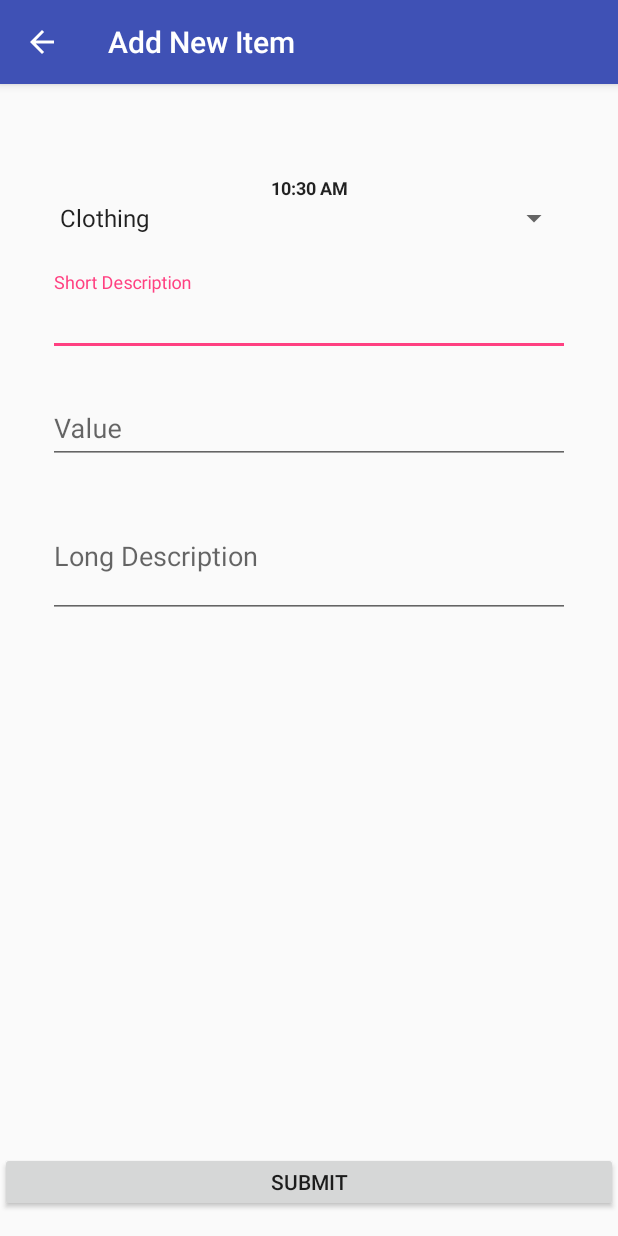
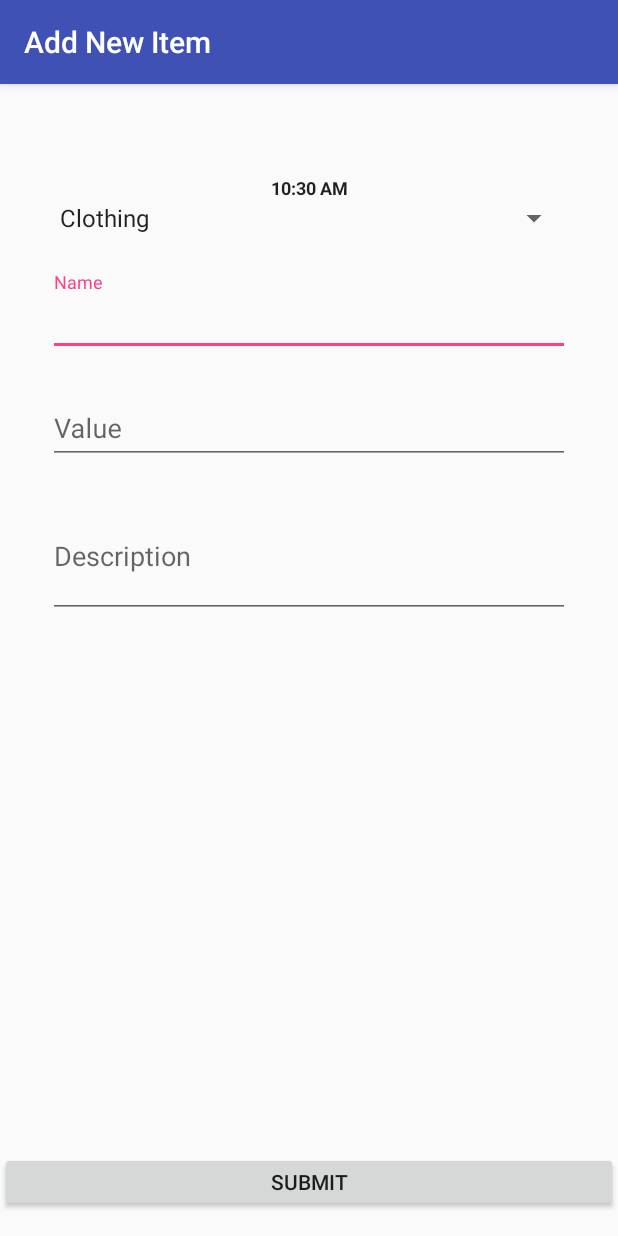
Before and after one commit to team-splash/cs-2340, an Android app: the LocationDetail screen opened directly, with no data from a screen before it, after a tap on an icon or button, on a phone screen of 412 x 824 dp. Run offline under Robolectric (Android 15) with nearby library versions, the phone set to English and light mode, and no system bars; 12 statements that could not run were skipped.

```diff
--- a/donationTracker/app/src/main/java/com/example/teamsplash/donationtracker/controller/AddItemActivity.java
+++ b/donationTracker/app/src/main/java/com/example/teamsplash/donationtracker/controller/AddItemActivity.java
@@ -17,15 +17,12 @@
 import com.example.teamsplash.donationtracker.model.ItemType;
 import com.example.teamsplash.donationtracker.model.Items;
 import com.example.teamsplash.donationtracker.model.Location;
-import com.example.teamsplash.donationtracker.model.Locations;
-
-import org.w3c.dom.Text;
 
 public class AddItemActivity extends AppCompatActivity implements View.OnClickListener {
     private TextClock clock;
     private TextView currLoc;
     // Location of Item
-    private Location currLocation;
+    private Location loc;
     // Short Description of Item
     private EditText desc;
     // Full Description of Item
@@ -34,29 +31,15 @@
     private EditText value;
     // Category (clothing, hat, kitchen, electronics, household, other)
     private Spinner category;
-    // Comments (optional)
-    // private EditText comments;
-    // Picture (optional)
-    // private EditText picture;
     private Button addItemBtn;
-    private Location loc;
 
     @Override
     protected void onCreate(Bundle savedInstanceState) {
         super.onCreate(savedInstanceState);
         setContentView(R.layout.add_item_activity);
         loc = (Location) getIntent().getSerializableExtra("LOCATION");
-
-        clock = findViewById(R.id.textClock);
-
-        Locations locations = Locations.getInstance();
-        currLocation = locations.getCurrentLocation();
         currLoc = findViewById(R.id.location_name);
-        currLoc.setText(currLocation.getName());
-
-        desc = findViewById(R.id.shortDescription);
-        fullDesc = findViewById(R.id.longDescription);
-        value = findViewById(R.id.value);
+        currLoc.setText(loc.getName());
 
         category = findViewById(R.id.itemType);
         ArrayAdapter<Enum> adapter = new ArrayAdapter(this,android.R.layout.simple_spinner_item, ItemType.values());
@@ -68,22 +51,29 @@
     }
 
     public void onClick(View v) {
+        if (v.getId() == R.id.addItemBtn) {
             Items items = Items.getInstance();
+
+            clock = findViewById(R.id.textClock);
+            desc = findViewById(R.id.shortDescription);
+            fullDesc = findViewById(R.id.longDescription);
+            value = findViewById(R.id.value);
 
             CharSequence time = clock.getFormat12Hour();
             String description = desc.getText().toString();
             String longDescription = fullDesc.getText().toString();
             double val = Double.parseDouble(value.getText().toString());
             ItemType itemtype = (ItemType) category.getSelectedItem();
-        Item newItem = new Item(time, currLocation, description, longDescription, val, itemtype);
+
+            Item newItem = new Item(time, loc, description, longDescription, val, itemtype);
 
             if(items.contains(newItem)) {
                 Toast.makeText(this.getBaseContext(), "Item already exists",
                         Toast.LENGTH_LONG).show();
             } else {
                 items.add(newItem);
-            items.setCurrentItem(newItem);
                 finish();
             }
         }
     }
+}
--- a/donationTracker/app/src/main/java/com/example/teamsplash/donationtracker/controller/ItemFragment.java
+++ b/donationTracker/app/src/main/java/com/example/teamsplash/donationtracker/controller/ItemFragment.java
@@ -16,6 +16,7 @@
 import com.example.teamsplash.donationtracker.model.Item;
 import com.example.teamsplash.donationtracker.model.Items;
 import com.example.teamsplash.donationtracker.model.Location;
+import com.example.teamsplash.donationtracker.model.Locations;
 
 import java.util.List;
 
@@ -24,7 +25,7 @@
     public View onCreateView(LayoutInflater inflater, ViewGroup container,
                              Bundle savedInstanceState) {
 
-        View fragment = inflater.inflate(R.layout.item_fragment, container, false);
+        View fragment = inflater.inflate(R.layout.item_list, container, false);
 
         Location location = (Location) getArguments().getSerializable("LOCATION");
 
@@ -57,7 +58,7 @@
         private final List<Item> items;
 
         public ItemsList(LayoutInflater inflater, List<Item> donationItems) {
-            super(inflater.getContext(), R.layout.items_fragment, donationItems);
+            super(inflater.getContext(), R.layout.item_fragment, donationItems);
             this.inflater = inflater;
             this.items = donationItems;
         }
@@ -65,7 +66,7 @@
         @Override
         public View getView(int position, View view, ViewGroup parent) {
             Item item = items.get(position);
-            View rowView= inflater.inflate(R.layout.items_fragment, null, true);
+            View rowView= inflater.inflate(R.layout.item_fragment, null, true);
             TextView name = rowView.findViewById(R.id.name);
             TextView price = rowView.findViewById(R.id.value);
             name.setText(item.getDesc());
--- a/donationTracker/app/src/main/java/com/example/teamsplash/donationtracker/controller/LocationDetail.java
+++ b/donationTracker/app/src/main/java/com/example/teamsplash/donationtracker/controller/LocationDetail.java
@@ -14,6 +14,7 @@
 
 public class LocationDetail extends AppCompatActivity {
     private Location location;
+    TextView inventoryStatus;
 
     @Override
     protected void onCreate(Bundle savedInstanceState) {
@@ -31,7 +32,6 @@
 
         Locations.getInstance().setCurrentLocation(location);
 
-        final String name = location.getName();
         final String type = location.getLocationType();
         final String longitude = Double.toString(location.getLongitude());
         final String latitude = Double.toString(location.getLatitude());
@@ -40,8 +40,10 @@
         final String state = location.getState();
         final String zip = location.getZip();
         final String phone = location.getPhoneNumber();
+        final String wholeAddress = address + "\n" + city + ", " + state + ", " + zip;
 
-        final String wholeAddress = address + "\n" + city + ", " + state + ", " + zip;
+        inventoryStatus = findViewById(R.id.nullInventory);
+
         TextView loc = findViewById(R.id.location);
         loc.setText(wholeAddress);
 
@@ -52,15 +54,12 @@
         String fullCoords = latitude + "/" + longitude;
         coords.setText(fullCoords);
 
-        TextView nameView = findViewById(R.id.name);
-        nameView.setText(name);
-
         TextView loctype = findViewById(R.id.type);
         loctype.setText(type);
 
-        FloatingActionButton donateButton = findViewById(R.id.addButton);
+        FloatingActionButton addItemButton = findViewById(R.id.addButton);
 
-        donateButton.setOnClickListener(new View.OnClickListener() {
+        addItemButton.setOnClickListener(new View.OnClickListener() {
             @Override
             public void onClick(View v) {
                 Intent intent = new Intent(LocationDetail.this, AddItemActivity.class);
@@ -73,9 +72,9 @@
     }
 
     private void inflateInitialFragment() {
-        if(findViewById(R.id.item_fragment_container) == null)
+        if (findViewById(R.id.item_fragment_container) == null) {
             return;
-        // set initial fragment layout to the home view
+        }
         ItemFragment fragment = new ItemFragment();
         Bundle args = new Bundle();
         args.putSerializable("LOCATION", location);
--- a/donationTracker/app/src/main/res/layout/add_item_activity.xml
+++ b/donationTracker/app/src/main/res/layout/add_item_activity.xml
@@ -13,7 +13,9 @@
         android:isScrollContainer="true"
         android:orientation="vertical"
         tools:layout_editor_absoluteX="0dp"
-        tools:layout_editor_absoluteY="140dp">
+        tools:layout_editor_absoluteY="140dp"
+        app:layout_constraintBottom_toTopOf="@+id/addItemBtn"
+        app:layout_constraintTop_toTopOf="parent">
 
         <LinearLayout
             android:layout_width="match_parent"
@@ -90,7 +92,7 @@
                     android:layout_width="match_parent"
                     android:layout_height="80sp"
                     android:hint="@string/long_description"
-                    android:inputType="textLongMessage"
+                    android:inputType="textMultiLine"
                     android:maxLines="4" />
             </android.support.design.widget.TextInputLayout>
         </LinearLayout>
--- a/donationTracker/app/src/main/res/values/strings.xml
+++ b/donationTracker/app/src/main/res/values/strings.xml
@@ -38,8 +38,8 @@
     <string name="long_desc">DESCRIPTION</string>
     <string name="value">PRICE</string>
 
-    <string name="short_description">Short Description</string>
-    <string name="long_description">Long Description</string>
+    <string name="short_description">Name</string>
+    <string name="long_description">Description</string>
     <string name="item_value">Value</string>
 
     <!--Navigation Strings-->
@@ -51,5 +51,5 @@
     <string name="website">WEBSITE</string>
     <string name="latLong">LATITUDE/LONGITUDE</string>
     <string name="addItem">Add New Item</string>
-    <string name="inventory">VIEW INVENTORY</string>
+    <string name="inventory">INVENTORY</string>
 </resources>
```
Also changed, not shown: donationTracker/app/src/main/AndroidManifest.xml (+1 -6 lines), donationTracker/app/src/main/java/com/example/teamsplash/donationtracker/model/Item.java (+10 -10 lines), donationTracker/app/src/main/java/com/example/teamsplash/donationtracker/model/Items.java (+15 -24 lines), donationTracker/app/src/main/res/layout/item_fragment.xml (+31 -8 lines), donationTracker/app/src/main/res/layout/item_list.xml (added, +11 -0 lines), donationTracker/app/src/main/res/layout/items_fragment.xml (deleted, +0 -34 lines), donationTracker/app/src/main/res/layout/location_detail_content.xml (+12 -8 lines). Lines whose indentation alone changed are shown as unchanged.
